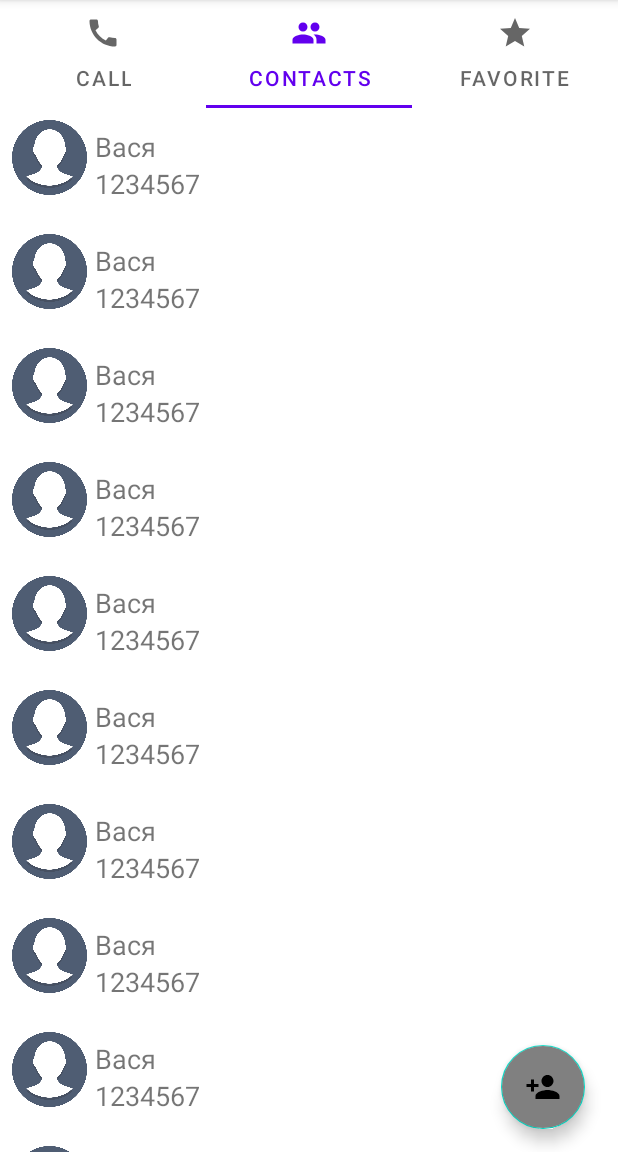
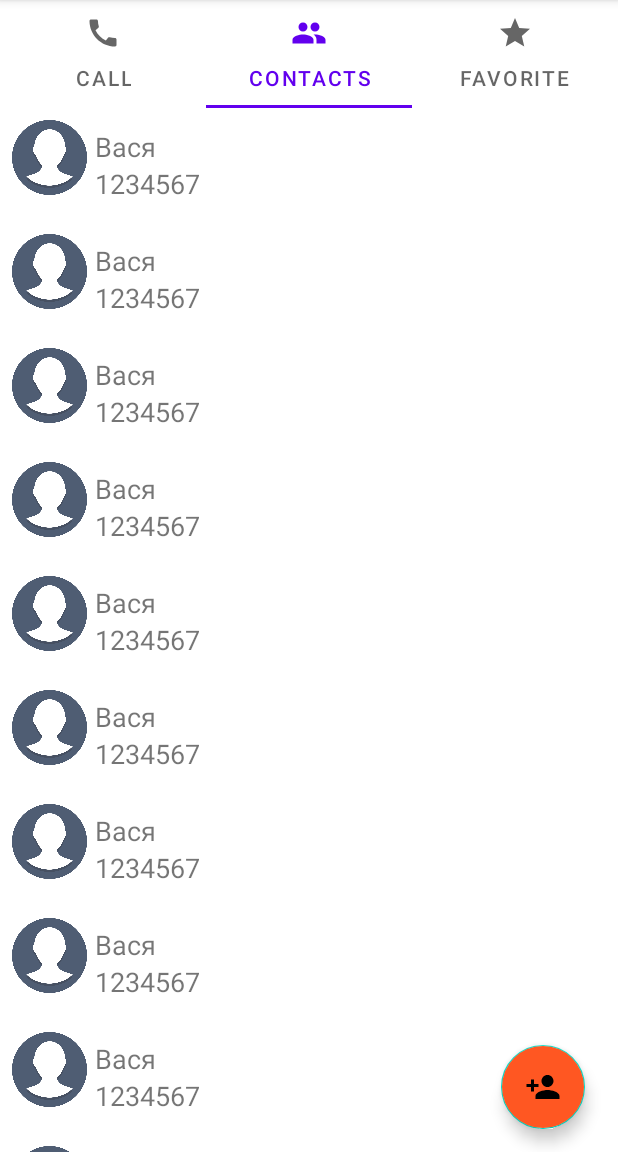
Before and after one commit to maxprof90/MyPhonebook, an Android app: the screen it shows after launch (MainActivity), tab 2 chosen, on a phone screen of 412 x 824 dp, the part 84-1236 px from its top. Run offline under Robolectric (Android 15) with nearby library versions, the phone set to English and light mode, and no system bars.

Commit message:
*add detail contact use Dialog *changed project architecture

```diff
--- a/app/src/main/AndroidManifest.xml
+++ b/app/src/main/AndroidManifest.xml
@@ -9,8 +9,8 @@
         android:roundIcon="@mipmap/ic_launcher_round"
         android:supportsRtl="true"
         android:theme="@style/Theme.MyPhonebook">
-        <activity android:name=".ContactsActivity"></activity>
-        <activity android:name=".MainActivity">
+        <activity android:name=".activities.AddContactsActivity"></activity>
+        <activity android:name=".activities.MainActivity">
             <intent-filter>
                 <action android:name="android.intent.action.MAIN" />
 
--- a/app/src/main/java/com/maxprof90/myphonebook/ContactsActivity.java
+++ b/app/src/main/java/com/maxprof90/myphonebook/activities/AddContactsActivity.java
@@ -1,4 +1,4 @@
-package com.maxprof90.myphonebook;
+package com.maxprof90.myphonebook.activities;
 
 import androidx.appcompat.app.AppCompatActivity;
 
@@ -6,7 +6,9 @@ import android.os.Bundle;
 import android.widget.EditText;
 import android.widget.ExpandableListView;
 
-public class ContactsActivity extends AppCompatActivity {
+import com.maxprof90.myphonebook.R;
+
+public class AddContactsActivity extends AppCompatActivity {
 
     EditText fName, lName, phone;
 
--- a/app/src/main/java/com/maxprof90/myphonebook/adapter/RecycleViewAdapter.java
+++ /dev/null
@@ -1,66 +0,0 @@
-package com.maxprof90.myphonebook.adapter;
-
-import android.content.Context;
-import android.view.LayoutInflater;
-import android.view.View;
-import android.view.ViewGroup;
-import android.widget.ImageView;
-import android.widget.TextView;
-
-import androidx.annotation.NonNull;
-import androidx.recyclerview.widget.RecyclerView;
-
-import com.maxprof90.myphonebook.R;
-import com.maxprof90.myphonebook.model.Contact;
-
-import java.util.List;
-
-public class RecycleViewAdapter extends RecyclerView.Adapter<RecycleViewAdapter.ContactViewHolder> {
-
-    Context mContext;
-    List<Contact> mData;
-
-    public RecycleViewAdapter(Context mContext, List<Contact> mData) {
-        this.mContext = mContext;
-        this.mData = mData;
-    }
-
-    @NonNull
-    @Override
-    public ContactViewHolder onCreateViewHolder(@NonNull ViewGroup parent, int viewType) {
-
-        View view;
-        view = LayoutInflater.from(mContext).inflate(R.layout.contact_item, parent, false);
-        ContactViewHolder viewHolder = new ContactViewHolder(view);
-        return viewHolder;
-    }
-
-    @Override
-    public void onBindViewHolder(@NonNull ContactViewHolder holder, int position) {
-        holder.tv_name.setText(mData.get(position).getName());
-        holder.tv_phone.setText(mData.get(position).getPhone());
-        holder.img_avatar.setImageResource(mData.get(position).getAvatar());
-
-    }
-
-    @Override
-    public int getItemCount() {
-        return mData.size();
-    }
-
-    public static class ContactViewHolder extends RecyclerView.ViewHolder{
-
-        private TextView tv_name;
-        private TextView tv_phone;
-        private ImageView img_avatar;
-
-
-        public ContactViewHolder(@NonNull View itemView) {
-            super(itemView);
-
-            tv_name = itemView.findViewById(R.id.showName_item);
-            tv_phone = itemView.findViewById(R.id.showPhone_item);
-            img_avatar = itemView.findViewById(R.id.image_contact_item);
-        }
-    }
-}
--- /dev/null
+++ b/app/src/main/java/com/maxprof90/myphonebook/adapters/RecycleViewAdapter.java
@@ -0,0 +1,100 @@
+package com.maxprof90.myphonebook.adapters;
+
+import android.app.Dialog;
+import android.content.Context;
+import android.graphics.Color;
+import android.graphics.drawable.ColorDrawable;
+import android.view.LayoutInflater;
+import android.view.View;
+import android.view.ViewGroup;
+import android.widget.EditText;
+import android.widget.ImageView;
+import android.widget.LinearLayout;
+import android.widget.TextView;
+import android.widget.Toast;
+
+import androidx.annotation.NonNull;
+import androidx.recyclerview.widget.RecyclerView;
+
+import com.maxprof90.myphonebook.R;
+import com.maxprof90.myphonebook.models.ContactData;
+
+import java.util.List;
+
+public class RecycleViewAdapter extends RecyclerView.Adapter<RecycleViewAdapter.ContactViewHolder> {
+
+    Context mContext;
+    List<ContactData> mData;
+    Dialog dialog;
+
+    public RecycleViewAdapter(Context mContext, List<ContactData> mData) {
+        this.mContext = mContext;
+        this.mData = mData;
+    }
+
+    @NonNull
+    @Override
+    public ContactViewHolder onCreateViewHolder(@NonNull ViewGroup parent, int viewType) {
+
+        View view;
+        view = LayoutInflater.from(mContext).inflate(R.layout.contact_item, parent, false);
+        final ContactViewHolder viewHolder = new ContactViewHolder(view);
+
+        dialog = new Dialog(mContext);
+        dialog.setContentView(R.layout.detail_contact);
+        dialog.getWindow().setBackgroundDrawable(new ColorDrawable(Color.TRANSPARENT));
+
+        viewHolder.item_contact.setOnClickListener(new View.OnClickListener() {
+            @Override
+            public void onClick(View v) {
+
+                TextView contactName_detail = dialog.findViewById(R.id.contactName_detail);
+                TextView contactPhone_detail = dialog.findViewById(R.id.contactPhone_detail);
+                ImageView contactAvatar_detail = dialog.findViewById(R.id.contactAvatar_detail);
+
+                contactName_detail.setText(mData.get(viewHolder.getAdapterPosition()).getName());
+                contactPhone_detail.setText(mData.get(viewHolder.getAdapterPosition()).getPhone());
+                contactAvatar_detail.setImageResource(mData.get(viewHolder.getAdapterPosition()).getAvatar());
+
+
+                Toast.makeText(mContext, "Detail contact " + String.valueOf(viewHolder.getAdapterPosition()), Toast.LENGTH_SHORT).show();
+                dialog.show();
+
+            }
+
+        });
+
+        return viewHolder;
+    }
+
+    @Override
+    public void onBindViewHolder(@NonNull ContactViewHolder holder, int position) {
+        holder.tv_name.setText(mData.get(position).getName());
+        holder.tv_phone.setText(mData.get(position).getPhone());
+        holder.img_avatar.setImageResource(mData.get(position).getAvatar());
+
+    }
+
+    @Override
+    public int getItemCount() {
+        return mData.size();
+    }
+
+    public static class ContactViewHolder extends RecyclerView.ViewHolder {
+
+        private TextView tv_name;
+        private TextView tv_phone;
+        private ImageView img_avatar;
+        private LinearLayout item_contact;
+
+
+        public ContactViewHolder(@NonNull View itemView) {
+            super(itemView);
+
+            tv_name = itemView.findViewById(R.id.showName_item);
+            tv_phone = itemView.findViewById(R.id.showPhone_item);
+            img_avatar = itemView.findViewById(R.id.image_contact_item);
+            item_contact = itemView.findViewById(R.id.item_contact_id);
+        }
+    }
+}
--- a/app/src/main/java/com/maxprof90/myphonebook/adapter/ViewPagerAdapter.java
+++ b/app/src/main/java/com/maxprof90/myphonebook/adapters/ViewPagerAdapter.java
@@ -1,4 +1,4 @@
-package com.maxprof90.myphonebook.adapter;
+package com.maxprof90.myphonebook.adapters;
 
 import androidx.annotation.NonNull;
 import androidx.annotation.Nullable;
@@ -12,7 +12,7 @@ import java.util.List;
 public class ViewPagerAdapter extends FragmentPagerAdapter {
 
     private final List<Fragment> fragmentList = new ArrayList<>();
-    private  final List<String> stringList = new ArrayList<>();
+    private final List<String> stringList = new ArrayList<>();
 
     public ViewPagerAdapter(@NonNull FragmentManager fm, int behavior) {
         super(fm, behavior);
--- a/app/src/main/java/com/maxprof90/myphonebook/fragments/FragmentContact.java
+++ b/app/src/main/java/com/maxprof90/myphonebook/fragments/FragmentContact.java
@@ -12,8 +12,8 @@ import androidx.recyclerview.widget.LinearLayoutManager;
 import androidx.recyclerview.widget.RecyclerView;
 
 import com.maxprof90.myphonebook.R;
-import com.maxprof90.myphonebook.adapter.RecycleViewAdapter;
-import com.maxprof90.myphonebook.model.Contact;
+import com.maxprof90.myphonebook.adapters.RecycleViewAdapter;
+import com.maxprof90.myphonebook.models.ContactData;
 
 import java.util.ArrayList;
 import java.util.List;
@@ -23,7 +23,7 @@ public class FragmentContact extends Fragment {
     View v;
 
     RecyclerView recyclerView;
-    List<Contact> contactList;
+    List<ContactData> contactList;
 
     public FragmentContact() {
     }
@@ -32,7 +32,7 @@ public class FragmentContact extends Fragment {
     @Override
     public View onCreateView(@NonNull LayoutInflater inflater, @Nullable ViewGroup container, @Nullable Bundle savedInstanceState) {
         v = inflater.inflate(R.layout.contact_fragment, container, false);
-       recyclerView = v.findViewById(R.id.contact_recycleview);
+        recyclerView = v.findViewById(R.id.contact_recycleview);
         RecycleViewAdapter recycleViewAdapter = new RecycleViewAdapter(getContext(), contactList);
         recyclerView.setLayoutManager(new LinearLayoutManager(getActivity()));
         recyclerView.setAdapter(recycleViewAdapter);
@@ -44,16 +44,16 @@ public class FragmentContact extends Fragment {
         super.onCreate(savedInstanceState);
 
         contactList = new ArrayList<>();
-        contactList.add(new Contact("Вася", "1234567", R.drawable.avatar));
-        contactList.add(new Contact("Вася", "1234567", R.drawable.avatar));
-        contactList.add(new Contact("Вася", "1234567", R.drawable.avatar));
-        contactList.add(new Contact("Вася", "1234567", R.drawable.avatar));
-        contactList.add(new Contact("Вася", "1234567", R.drawable.avatar));
-        contactList.add(new Contact("Вася", "1234567", R.drawable.avatar));
-        contactList.add(new Contact("Вася", "1234567", R.drawable.avatar));
-        contactList.add(new Contact("Вася", "1234567", R.drawable.avatar));
-        contactList.add(new Contact("Вася", "1234567", R.drawable.avatar));
-        contactList.add(new Contact("Вася", "1234567", R.drawable.avatar));
-        contactList.add(new Contact("Вася", "1234567", R.drawable.avatar));
+        contactList.add(new ContactData("Вася", "1234567", R.drawable.avatar));
+        contactList.add(new ContactData("Вася", "1234567", R.drawable.avatar));
+        contactList.add(new ContactData("Вася", "1234567", R.drawable.avatar));
+        contactList.add(new ContactData("Вася", "1234567", R.drawable.avatar));
+        contactList.add(new ContactData("Вася", "1234567", R.drawable.avatar));
+        contactList.add(new ContactData("Вася", "1234567", R.drawable.avatar));
+        contactList.add(new ContactData("Вася", "1234567", R.drawable.avatar));
+        contactList.add(new ContactData("Вася", "1234567", R.drawable.avatar));
+        contactList.add(new ContactData("Вася", "1234567", R.drawable.avatar));
+        contactList.add(new ContactData("Вася", "1234567", R.drawable.avatar));
+        contactList.add(new ContactData("Вася", "1234567", R.drawable.avatar));
     }
 }
--- a/app/src/main/java/com/maxprof90/myphonebook/model/Contact.java
+++ b/app/src/main/java/com/maxprof90/myphonebook/models/ContactData.java
@@ -1,12 +1,12 @@
-package com.maxprof90.myphonebook.model;
+package com.maxprof90.myphonebook.models;
 
-public class Contact {
+public class ContactData {
 
     private String name;
     private String phone;
     private int avatar;
 
-    public Contact(String name, String phone, int avatar) {
+    public ContactData(String name, String phone, int avatar) {
         this.name = name;
         this.phone = phone;
         this.avatar = avatar;
--- a/app/src/main/res/drawable/ic_baseline_person_add.xml
+++ b/app/src/main/res/drawable/ic_baseline_person_add.xml
@@ -1,4 +1,4 @@
-<vector android:height="24dp" android:tint="#DEDCF4"
+<vector android:height="24dp" android:tint="#F3EAE7"
     android:viewportHeight="24" android:viewportWidth="24"
     android:width="24dp" xmlns:android="http://schemas.android.com/apk/res/android">
     <path android:fillColor="@color/black" android:pathData="M15,12c2.21,0 4,-1.79 4,-4s-1.79,-4 -4,-4 -4,1.79 -4,4 1.79,4 4,4zM6,10L6,7L4,7v3L1,10v2h3v3h2v-3h3v-2L6,10zM15,14c-2.67,0 -8,1.34 -8,4v2h16v-2c0,-2.66 -5.33,-4 -8,-4z"/>
--- a/app/src/main/res/layout/activity_add_contact.xml
+++ b/app/src/main/res/layout/activity_add_contact.xml
@@ -5,7 +5,7 @@
     android:layout_width="match_parent"
     android:layout_height="wrap_content"
     android:orientation="vertical"
-    tools:context=".ContactsActivity" >
+    tools:context=".activities.AddContactsActivity" >
 
 
         <LinearLayout
--- a/app/src/main/res/layout/activity_main.xml
+++ b/app/src/main/res/layout/activity_main.xml
@@ -6,7 +6,7 @@
     android:layout_width="wrap_content"
     android:layout_height="wrap_content"
     android:orientation="vertical"
-    tools:context=".MainActivity">
+    tools:context=".activities.MainActivity">
 
     <com.google.android.material.tabs.TabLayout
         android:id="@+id/tabLayout_id"
@@ -32,7 +32,7 @@
             android:onClick="onClick"
             android:layout_width="wrap_content"
             android:layout_height="wrap_content"
-            android:backgroundTint="@color/grey"
+            android:backgroundTint="@color/purple_200"
             android:layout_margin="15dp"
             android:contentDescription="@null"
             app:layout_constraintBottom_toBottomOf="parent"
--- a/app/src/main/res/layout/contact_item.xml
+++ b/app/src/main/res/layout/contact_item.xml
@@ -4,7 +4,8 @@
               android:orientation="horizontal"
               android:padding="8dp"
               android:layout_width="match_parent"
-              android:layout_height="wrap_content">
+              android:layout_height="wrap_content"
+              android:id="@+id/item_contact_id">
   <ImageView
       android:layout_width="50dp"
       android:layout_height="50dp"
```
Also changed, not shown: app/src/main/java/com/maxprof90/myphonebook/activities/MainActivity.java (renamed from app/src/main/java/com/maxprof90/myphonebook/MainActivity.java, +4 -3 lines), app/src/main/res/layout/detail_contact.xml (added, +59 -0 lines).
